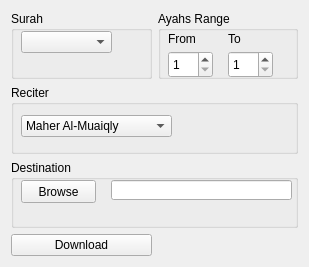
ibnrafail/everyAyah, file everyAyah.ui: the form before one commit.
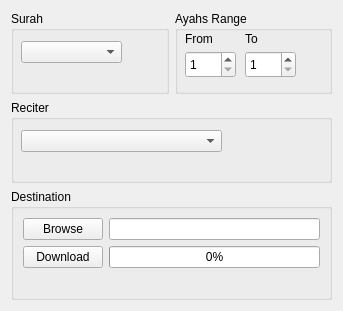
The form after the commit.

```diff
--- a/everyAyah.ui
+++ b/everyAyah.ui
@@ -6,8 +6,8 @@
    <rect>
     <x>0</x>
     <y>0</y>
-    <width>309</width>
-    <height>267</height>
+    <width>343</width>
+    <height>311</height>
    </rect>
   </property>
   <property name="windowTitle">
@@ -23,14 +23,17 @@
       <property name="geometry">
        <rect>
         <x>10</x>
-        <y>20</y>
-        <width>91</width>
+        <y>30</y>
+        <width>101</width>
         <height>22</height>
        </rect>
       </property>
       <property name="styleSheet">
        <string notr="true">combobox-popup: 0;</string>
       </property>
+      <property name="currentIndex">
+       <number>-1</number>
+      </property>
      </widget>
     </widget>
    </item>
@@ -44,7 +47,7 @@
        <rect>
         <x>10</x>
         <y>20</y>
-        <width>31</width>
+        <width>51</width>
         <height>16</height>
        </rect>
       </property>
@@ -57,7 +60,7 @@
        <rect>
         <x>70</x>
         <y>20</y>
-        <width>21</width>
+        <width>41</width>
         <height>16</height>
        </rect>
       </property>
@@ -70,7 +73,7 @@
        <rect>
         <x>10</x>
         <y>40</y>
-        <width>45</width>
+        <width>51</width>
         <height>27</height>
        </rect>
       </property>
@@ -86,7 +89,7 @@
        <rect>
         <x>70</x>
         <y>40</y>
-        <width>45</width>
+        <width>51</width>
         <height>27</height>
        </rect>
       </property>
@@ -109,23 +112,16 @@
        <rect>
         <x>10</x>
         <y>30</y>
-        <width>151</width>
+        <width>201</width>
         <height>22</height>
        </rect>
       </property>
       <property name="styleSheet">
        <string notr="true">combobox-popup: 0;</string>
       </property>
-      <item>
-       <property name="text">
-        <string>Maher Al-Muaiqly</string>
-       </property>
-      </item>
-      <item>
-       <property name="text">
-        <string>Abu Bakr Ash-Shaatree</string>
-       </property>
-      </item>
+      <property name="currentIndex">
+       <number>-1</number>
+      </property>
      </widget>
     </widget>
    </item>
@@ -134,36 +130,42 @@
      <property name="title">
       <string>Destination</string>
      </property>
+     <layout class="QGridLayout" name="gridLayout">
+      <item row="2" column="1">
+       <widget class="QLabel" name="progress_label">
+        <property name="text">
+         <string/>
+        </property>
+        <property name="alignment">
+         <set>Qt::AlignRight|Qt::AlignTrailing|Qt::AlignVCenter</set>
+        </property>
+       </widget>
+      </item>
+      <item row="0" column="0">
      <widget class="QPushButton" name="browseBtn">
-      <property name="geometry">
-       <rect>
-        <x>10</x>
-        <y>20</y>
-        <width>75</width>
-        <height>23</height>
-       </rect>
-      </property>
       <property name="text">
        <string>Browse</string>
       </property>
      </widget>
-     <widget class="QLineEdit" name="lineEditFilePath">
-      <property name="geometry">
-       <rect>
-        <x>100</x>
-        <y>20</y>
-        <width>181</width>
-        <height>20</height>
-       </rect>
-      </property>
-     </widget>
-    </widget>
-   </item>
-   <item row="3" column="0">
+      </item>
+      <item row="1" column="0">
     <widget class="QPushButton" name="downloadBtn">
      <property name="text">
       <string>Download</string>
      </property>
+       </widget>
+      </item>
+      <item row="1" column="1">
+       <widget class="QProgressBar" name="progressBar">
+        <property name="value">
+         <number>0</number>
+        </property>
+       </widget>
+      </item>
+      <item row="0" column="1">
+       <widget class="QLineEdit" name="lineEditFilePath"/>
+      </item>
+     </layout>
     </widget>
    </item>
   </layout>
```
Left out of the diff: 2 changed lines with no effect on the pictures. Lines whose indentation alone changed are shown as unchanged.
